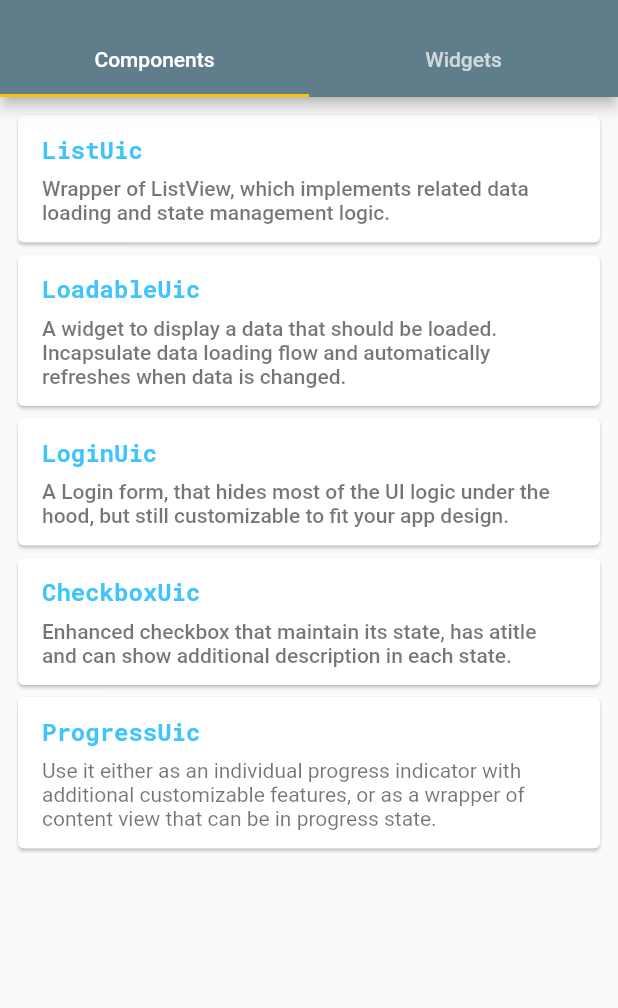
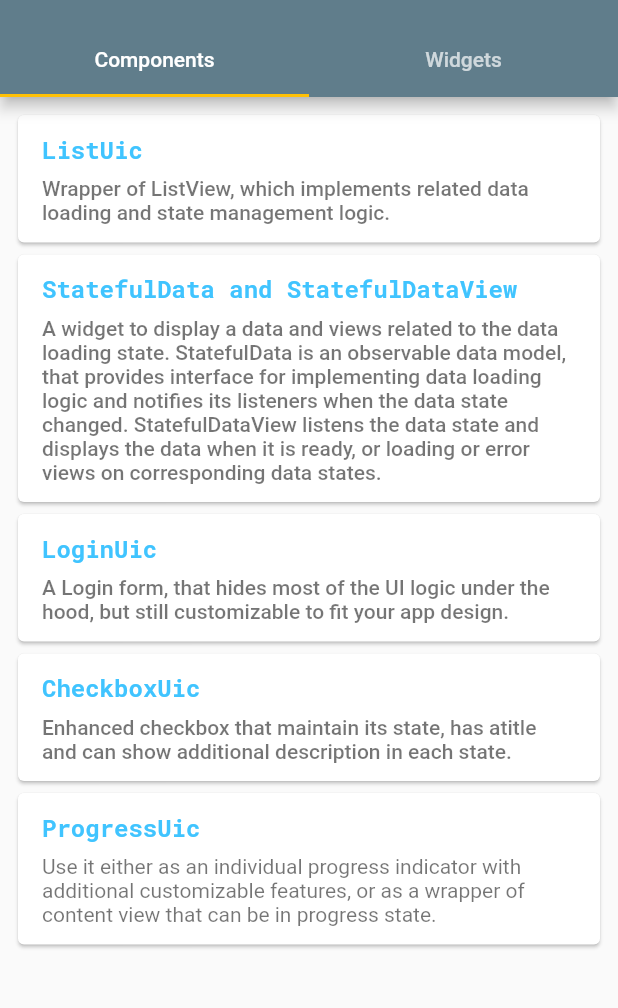
Before and after one commit to echedev/uic-flutter, a Flutter app: the screen it shows after launch, on a phone screen of 412 x 824 dp, the part 59-1067 px from its top. Run offline on Flutter 3.47's test engine with Material 2 defaults, Android fonts, the phone set to English and light mode, and no system bars; our stand-ins replace google_fonts.

Commit message:
Update example

```diff
--- a/example/lib/main.dart
+++ b/example/lib/main.dart
@@ -111,7 +111,7 @@ class _MyHomePageState extends State<MyHomePage> {
                       contentPadding: const EdgeInsets.only(
                           top: 8.0, bottom: 8.0, left: 16.0, right: 16.0),
                       title: Text(
-                        'LoadableUic',
+                        'StatefulData and StatefulDataView',
                         style: GoogleFonts.robotoMono(
                           fontWeight: FontWeight.bold,
                           color: Colors.lightBlueAccent,
@@ -120,8 +120,9 @@ class _MyHomePageState extends State<MyHomePage> {
                       subtitle: Padding(
                         padding: const EdgeInsets.only(top: 8.0),
                         child: Text(
-                          'A widget to display a data that should be loaded. '
-                          'Incapsulate data loading flow and automatically refreshes when data is changed.',
+                          'A widget to display a data and views related to the data loading state. '
+                          'StatefulData is an observable data model, that provides interface for implementing data loading logic and notifies its listeners when the data state changed. '
+                          'StatefulDataView listens the data state and displays the data when it is ready, or loading or error views on corresponding data states.',
                           style: Theme.of(context).textTheme.bodyText1.copyWith(
                                 color: Colors.black54,
                               ),
```
